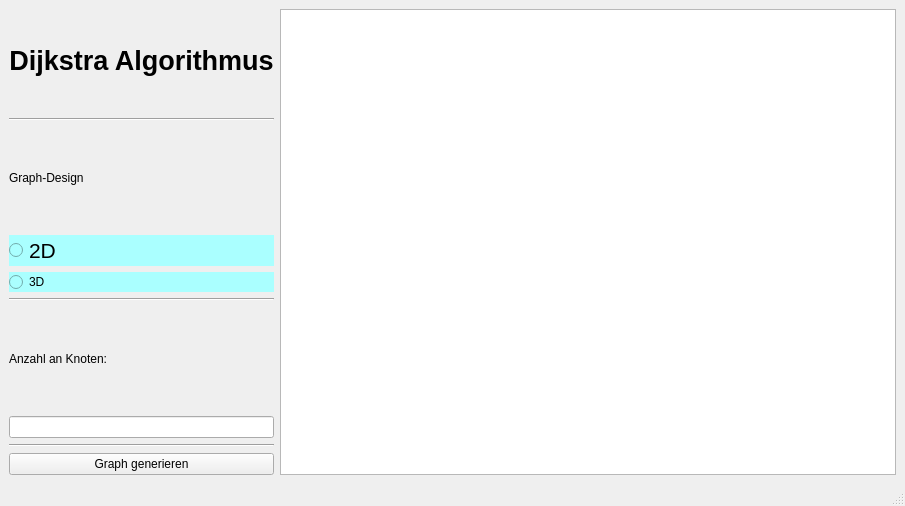
The window that Base.ui (Sabokou/AlgoDat) describes before a commit, drawn with Qt 5.
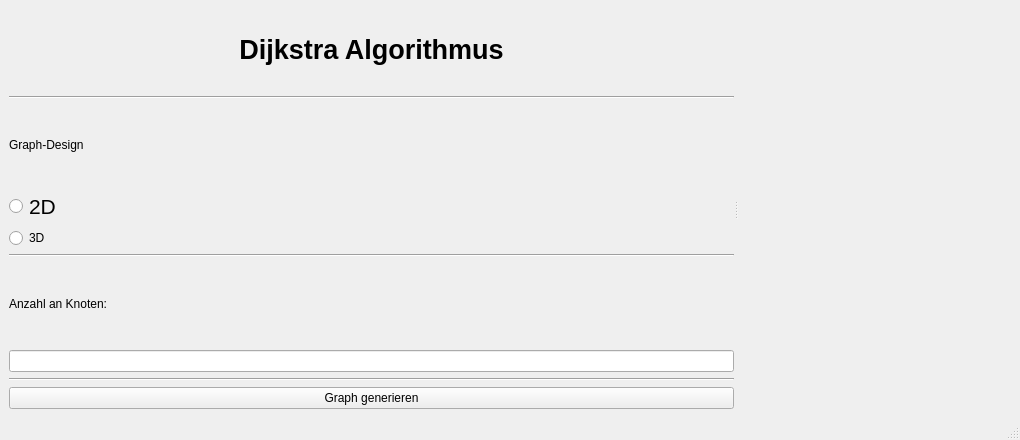
The same window after the commit. Custom widgets are drawn as their Qt base class.

Diff of the .ui file:
```diff
--- a/Base.ui
+++ b/Base.ui
@@ -6,8 +6,8 @@
    <rect>
     <x>0</x>
     <y>0</y>
-    <width>905</width>
-    <height>506</height>
+    <width>1020</width>
+    <height>440</height>
    </rect>
   </property>
   <property name="windowTitle">
@@ -16,12 +16,13 @@
   <widget class="QWidget" name="centralwidget">
    <layout class="QHBoxLayout" name="horizontalLayout_3">
     <item>
-     <layout class="QHBoxLayout" name="horizontalLayout_2" stretch="30,70">
-      <item>
        <layout class="QHBoxLayout" name="horizontalLayout">
         <item>
-         <layout class="QVBoxLayout" name="verticalLayout_2">
-          <item>
+       <widget class="QSplitter" name="splitter">
+        <property name="orientation">
+         <enum>Qt::Horizontal</enum>
+        </property>
+        <widget class="QWidget" name="">
            <layout class="QVBoxLayout" name="verticalLayout">
             <item>
              <widget class="QLabel" name="label_2">
@@ -69,7 +70,7 @@
                </font>
               </property>
               <property name="styleSheet">
-               <string notr="true">background-color: rgb(170, 255, 255);</string>
+             <string notr="true"/>
               </property>
               <property name="text">
                <string>2D</string>
@@ -80,7 +81,7 @@
              <widget class="QRadioButton" name="radioButton_2">
               <property name="styleSheet">
                <string notr="true">font: 16pt &quot;MS Shell Dlg 2&quot;;
-background-color: rgb(170, 255, 255);</string>
+</string>
               </property>
               <property name="text">
                <string>3D</string>
@@ -96,6 +97,9 @@
             </item>
             <item>
              <widget class="QLabel" name="label_3">
+            <property name="styleSheet">
+             <string notr="true">font: 18pt &quot;MS Shell Dlg 2&quot;;</string>
+            </property>
               <property name="text">
                <string>Anzahl an Knoten:</string>
               </property>
@@ -132,13 +136,9 @@
              </widget>
             </item>
            </layout>
-          </item>
-         </layout>
-        </item>
-       </layout>
-      </item>
-      <item>
-       <widget class="QGraphicsView" name="graphicsView"/>
+        </widget>
+        <widget class="PlotWidget" name="widget" native="true"/>
+       </widget>
       </item>
      </layout>
     </item>
@@ -146,6 +146,14 @@
   </widget>
   <widget class="QStatusBar" name="statusbar"/>
  </widget>
+ <customwidgets>
+  <customwidget>
+   <class>PlotWidget</class>
+   <extends>QWidget</extends>
+   <header>pygtgraph</header>
+   <container>1</container>
+  </customwidget>
+ </customwidgets>
  <resources/>
  <connections/>
 </ui>
```
Lines whose indentation alone changed are shown as unchanged.
